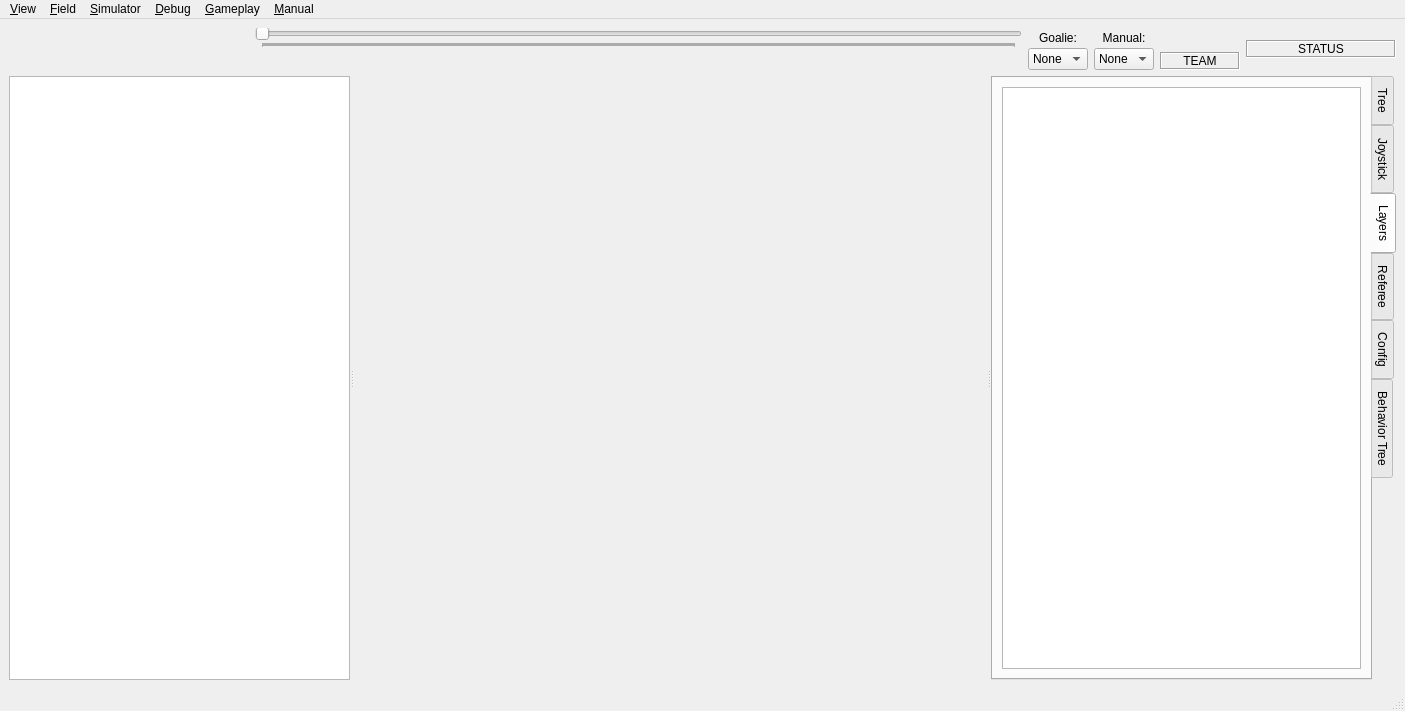
This is soccer/ui/MainWindow.ui in RoboJackets/robocup-software as Qt 5 draws it before an edit. The edited form follows.
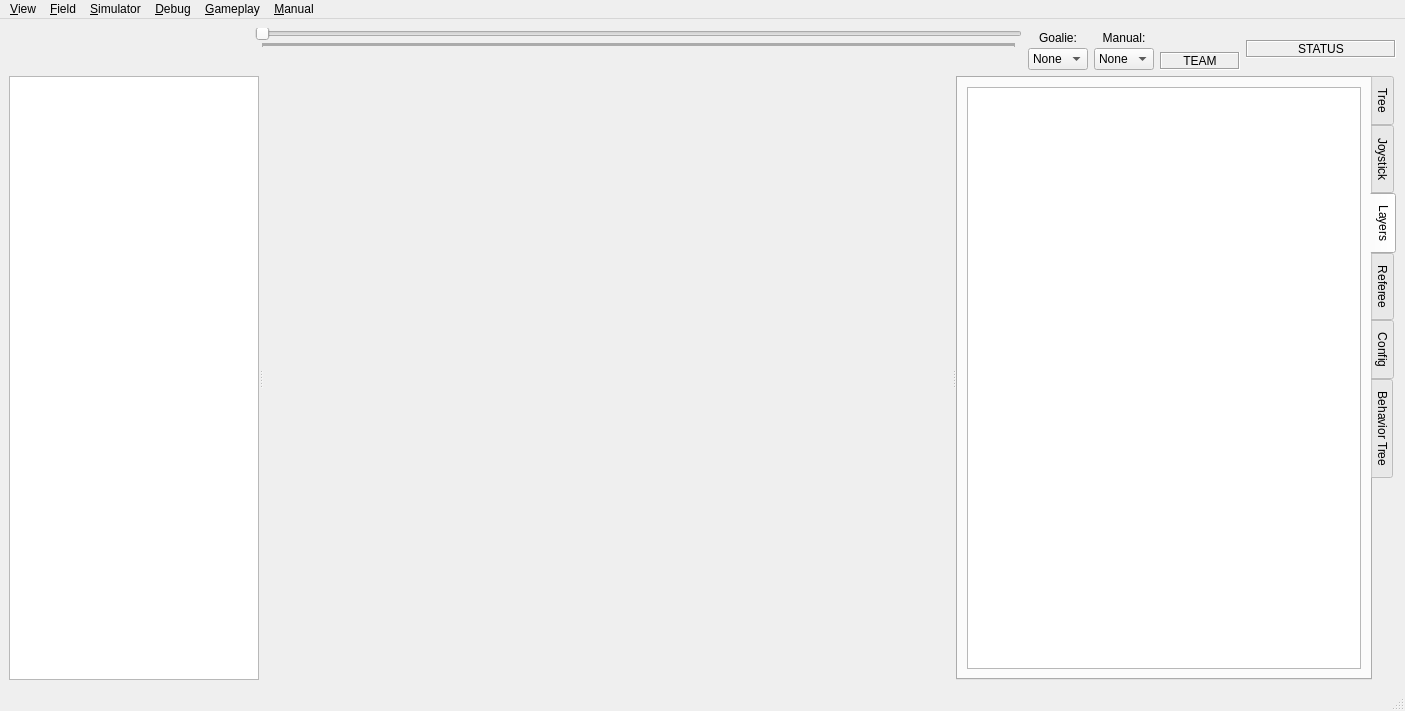
This is the edited form. Icons and pictures are not drawn. Custom widgets are drawn as their Qt base class.

Commit message: REVERTME.  adjusted display of robot status list widget. #8

Diff of the .ui file:
```diff
--- a/soccer/ui/MainWindow.ui
+++ b/soccer/ui/MainWindow.ui
@@ -664,21 +664,30 @@
       </property>
       <widget class="QListWidget" name="robotStatusList">
        <property name="sizePolicy">
-        <sizepolicy hsizetype="Maximum" vsizetype="Expanding">
+        <sizepolicy hsizetype="Minimum" vsizetype="Expanding">
          <horstretch>0</horstretch>
          <verstretch>0</verstretch>
         </sizepolicy>
        </property>
+       <property name="minimumSize">
+        <size>
+         <width>250</width>
+         <height>0</height>
+        </size>
+       </property>
        <property name="maximumSize">
         <size>
-         <width>415</width>
+         <width>250</width>
          <height>16777215</height>
         </size>
        </property>
+       <property name="styleSheet">
+        <string notr="true">QListWidget::item { border-bottom: 1px solid black; }</string>
+       </property>
       </widget>
       <widget class="SimFieldView" name="fieldView" native="true">
        <property name="sizePolicy">
-        <sizepolicy hsizetype="Expanding" vsizetype="Expanding">
+        <sizepolicy hsizetype="Minimum" vsizetype="Preferred">
          <horstretch>0</horstretch>
          <verstretch>0</verstretch>
         </sizepolicy>
```
Left out of the diff: 5 changed lines with no effect on the pictures.
